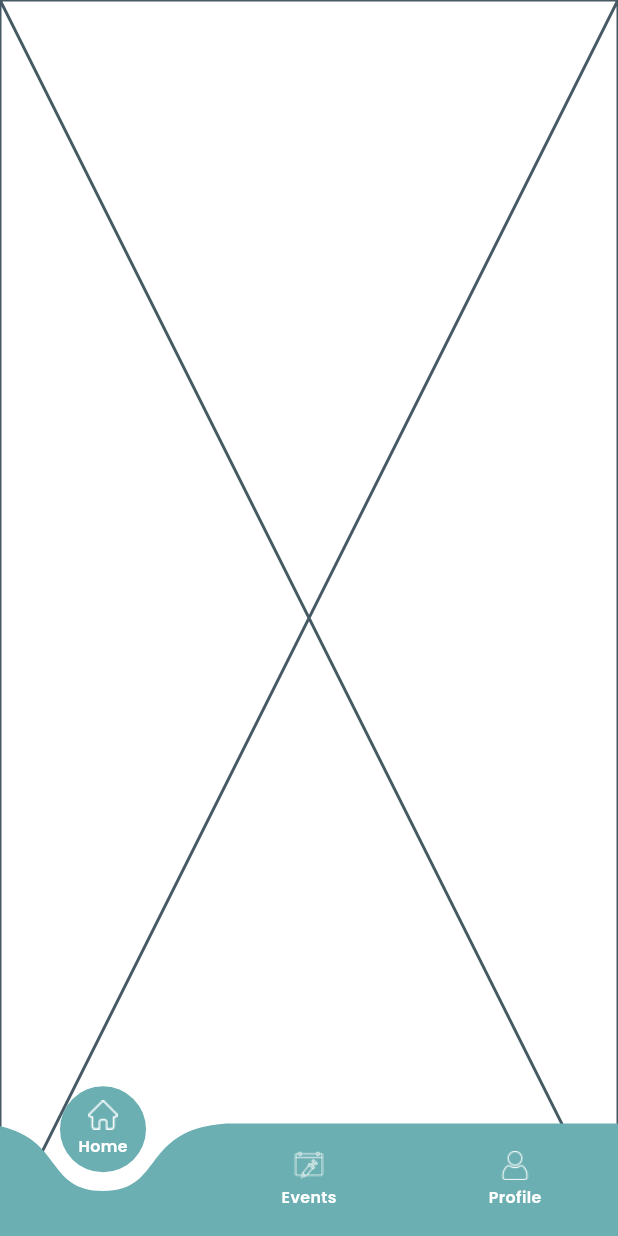
After one commit to Nifat130/baby_vax, a Flutter app: the ParentNavBarScreen screen opened by its route, on a phone screen of 412 x 824 dp. The commit adds this screen. Run offline on Flutter 3.47's test engine with Material 3 defaults, Android fonts, the phone set to English and light mode, and no system bars; drawn by our look-alikes of curved_navigation_bar; our stand-ins replace flip_card, flutter_spinkit, get, google_fonts, image_picker, logger and 1 more; accounts and stored records are empty.

Commit message:
parent nav bar added by Nifat

```diff
--- a/lib/core/bindings/controller_binder.dart
+++ b/lib/core/bindings/controller_binder.dart
@@ -6,6 +6,8 @@ import '../../features/hospital_flow/hospital_event/controllers/hospital_event_c
 import '../../features/hospital_flow/hospital_home/controllers/hospital_home_controller.dart';
 import '../../features/hospital_flow/hospital_nav_bar/controllers/hospital_nav_bar_controller.dart';
 import '../../features/hospital_flow/hospital_profile/controllers/hospital_information_controller.dart';
+import '../../features/parent_flow/parent_home_screen/controllers/parent_home_controller.dart';
+import '../../features/parent_flow/parent_nav_bar/controllers/parent_nav_bar_controller.dart';
 import '../../features/splash_screen/controllers/splash_controller.dart';
 
 class ControllerBinder extends Bindings {
@@ -19,5 +21,8 @@ class ControllerBinder extends Bindings {
     Get.lazyPut<HospitalHomeController>(() => HospitalHomeController(), fenix: true,);
     Get.lazyPut<HospitalEventController>(() => HospitalEventController(), fenix: true,);
     Get.lazyPut<HospitalInformationController>(() => HospitalInformationController(), fenix: true,);
+
+    Get.lazyPut<ParentHomeController>(() => ParentHomeController(), fenix: true,);
+    Get.lazyPut<ParentNavBarController>(() => ParentNavBarController(), fenix: true,);
   }
 }
--- /dev/null
+++ b/lib/features/parent_flow/parent_home_screen/controllers/parent_home_controller.dart
@@ -0,0 +1,7 @@
+
+
+import 'package:get/get_state_manager/src/simple/get_controllers.dart';
+
+class ParentHomeController extends GetxController{
+
+}
--- /dev/null
+++ b/lib/features/parent_flow/parent_home_screen/presentation/screens/parent_home_screen.dart
@@ -0,0 +1,13 @@
+import 'package:flutter/material.dart';
+import 'package:get/get.dart';
+
+import '../../controllers/parent_home_controller.dart';
+
+class ParentHomeScreen extends GetView<ParentHomeController> {
+  const ParentHomeScreen({super.key});
+
+  @override
+  Widget build(BuildContext context) {
+    return const Placeholder();
+  }
+}
--- /dev/null
+++ b/lib/features/parent_flow/parent_nav_bar/controllers/parent_nav_bar_controller.dart
@@ -0,0 +1,16 @@
+import 'package:baby_vax/features/hospital_flow/hospital_event/presentation/screens/hospital_event_screen.dart';
+import 'package:baby_vax/features/parent_flow/parent_home_screen/presentation/screens/parent_home_screen.dart';
+import 'package:flutter/cupertino.dart';
+import 'package:get/get.dart';
+
+class ParentNavBarController extends GetxController{
+
+  var selectedIndex = 0.obs;
+
+  List<Widget> screens = [
+    ParentHomeScreen(),
+    SizedBox(),
+    SizedBox(),
+  ];
+
+}
--- /dev/null
+++ b/lib/features/parent_flow/parent_nav_bar/presentation/screens/parent_nav_bar_screen.dart
@@ -0,0 +1,37 @@
+import 'package:baby_vax/core/common/widgets/nav_bar_button_widget.dart';
+import 'package:baby_vax/core/utils/constants/app_colors.dart';
+import 'package:baby_vax/core/utils/constants/icon_path.dart';
+import 'package:curved_navigation_bar/curved_navigation_bar.dart';
+import 'package:flutter/material.dart';
+import 'package:get/get.dart';
+
+import '../../controllers/parent_nav_bar_controller.dart';
+
+class ParentNavBarScreen extends GetView<ParentNavBarController> {
+  const ParentNavBarScreen({super.key});
+
+  @override
+  Widget build(BuildContext context) {
+    return Scaffold(
+      extendBody: true,
+      body: Obx(() =>
+        controller.screens[controller.selectedIndex.value]
+      ),
+      bottomNavigationBar: SafeArea(
+        top: false,
+        child: CurvedNavigationBar(
+          color: AppColors.primary,
+          onTap: (index){
+            controller.selectedIndex.value = index;
+          },
+          backgroundColor: Colors.transparent,
+          items: [
+            navBarButtonWidget(IconPath.homeIcon, "Home"),
+            navBarButtonWidget(IconPath.eventIcon, "Events"),
+            navBarButtonWidget(IconPath.profileIcon, "Profile"),
+          ],
+        ),
+      ),
+    );
+  }
+}
--- a/lib/routes/app_routes.dart
+++ b/lib/routes/app_routes.dart
@@ -14,6 +14,8 @@ import '../features/notification/presentation/screens/notification_screen.dart';
 import '../features/onboarding/screens/onboarding_screen_one.dart';
 import '../features/onboarding/screens/onboarding_screen_three.dart';
 import '../features/onboarding/screens/onboarding_screen_two.dart';
+import '../features/parent_flow/parent_home_screen/presentation/screens/parent_home_screen.dart';
+import '../features/parent_flow/parent_nav_bar/presentation/screens/parent_nav_bar_screen.dart';
 import '../features/splash_screen/presentation/screens/splash_screen.dart';
 
 class AppRoute {
@@ -33,6 +35,8 @@ class AppRoute {
   static String hospitalChangePasswordScreen = "/hospitalChangePasswordScreen";
   static String legalAndPoliciesScreen = "/legalAndPoliciesScreen";
   static String notificationScreen = "/notificationScreen";
+  static String parentHomeScreen = "/parentHomeScreen";
+  static String parentNavBarScreen = "/parentNavBarScreen";
 
 
   static List<GetPage> routes = [
@@ -62,5 +66,9 @@ class AppRoute {
     GetPage(name: hospitalChangePasswordScreen, page: () => HospitalChangePasswordScreen()),
     GetPage(name: legalAndPoliciesScreen, page: () => LegalAndPoliciesScreen()),
     GetPage(name: notificationScreen, page: () => NotificationScreen()),
+
+    /// Parent Flow
+    GetPage(name: parentNavBarScreen, page: () => ParentNavBarScreen()),
+    GetPage(name: parentHomeScreen, page: () => ParentHomeScreen()),
   ];
 }
```
